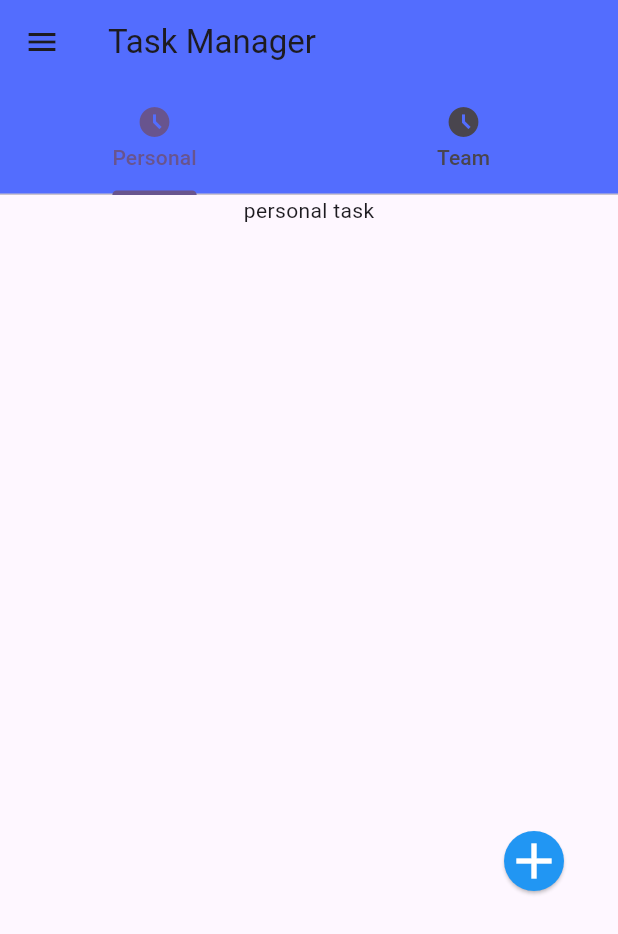
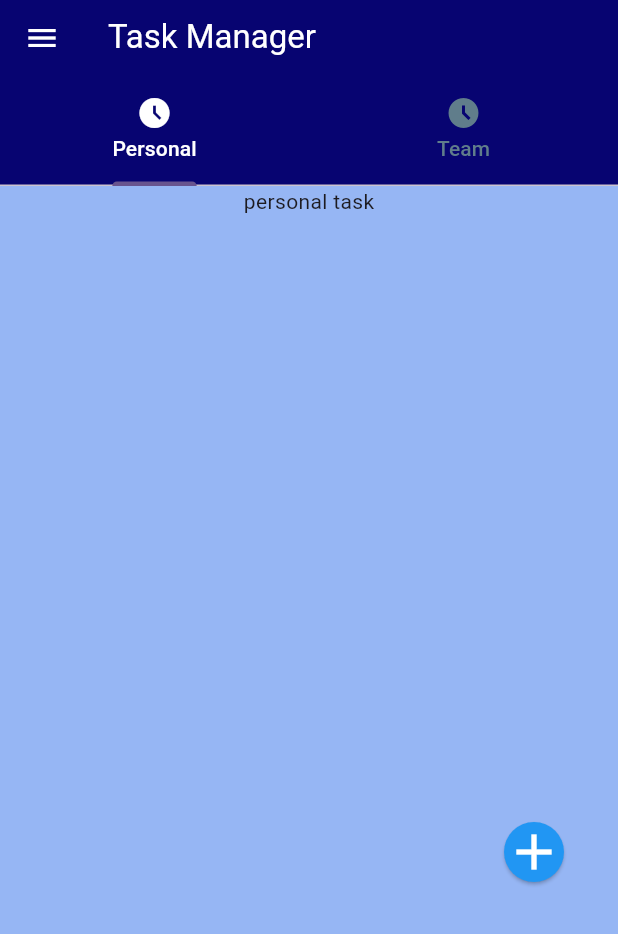
Before and after one commit to nicky-kumari74/Task-Mannger, a Flutter app: the screen it shows after launch, after a tap on "Login", on a phone screen of 412 x 824 dp. Shown: the top 934 px of the screen. Run offline on Flutter 3.47's test engine with Material 3 defaults, Android fonts, the light colour scheme and no system bars.

Commit message:
dashboad updated

```diff
--- a/lib/Colors.dart
+++ b/lib/Colors.dart
@@ -0,0 +1,4 @@
+import 'package:flutter/material.dart';
+const bgcolor= Color(0xff96b6f4);
+const appbarcolor=Color(0xff070471);
+const bgcolor2= Color(0xffea6db4);
--- a/lib/DashboardScreen.dart
+++ b/lib/DashboardScreen.dart
@@ -1,4 +1,5 @@
 import 'package:flutter/material.dart';
+import 'package:taskmanager/Colors.dart';
 import 'package:taskmanager/PersonalScreen.dart';
 import 'package:taskmanager/TeamScreen.dart';
 class Dashboard extends StatelessWidget{
@@ -9,11 +10,15 @@ class Dashboard extends StatelessWidget{
         length: 2,
         child:Scaffold(
           appBar: AppBar(
-            title: Text('Task Manager'),
-            backgroundColor: Colors.indigoAccent, // change color for better experience
+            iconTheme: IconThemeData(color: Colors.white),
+            toolbarHeight: 50,
+            title: Text('Task Manager',style: TextStyle(color: Colors.white),),
+            backgroundColor: appbarcolor, // change color for better experience
             bottom: TabBar(
+              labelColor: Colors.white,
+              unselectedLabelColor: Colors.blueGrey,
                 tabs: [
-                  Tab(text: 'Personal',icon: Icon(Icons.access_time_filled),),
+                  Tab(text: 'Personal',icon: Icon(Icons.access_time_filled,),),
                   Tab(text: 'Team',icon: Icon(Icons.access_time_filled),),
                 ]
             ),
--- a/lib/TeamScreen.dart
+++ b/lib/TeamScreen.dart
@@ -1,9 +1,11 @@
 import 'package:flutter/material.dart';
+import 'package:taskmanager/Colors.dart';
 
 class TeamTask extends StatelessWidget{
   @override
   Widget build(BuildContext context) {
     return Scaffold(
+      backgroundColor: bgcolor,
       body: SingleChildScrollView(
           child: Column(
             children: [
--- a/lib/loginScreen.dart
+++ b/lib/loginScreen.dart
@@ -1,5 +1,6 @@
 import 'package:flutter/cupertino.dart';
 import 'package:flutter/material.dart';
+import 'package:taskmanager/Colors.dart';
 import 'package:taskmanager/DashboardScreen.dart';
 import 'package:taskmanager/forgetPasswdScreen.dart';
 
@@ -12,14 +13,15 @@ class LoginScreen extends StatelessWidget{
   Widget build(BuildContext context) {
    return Scaffold(
      appBar: AppBar(
-       backgroundColor: Colors.indigoAccent,
+       backgroundColor: appbarcolor,
+       toolbarHeight: 70,
        title: Text('Smart Planning for Busy Lives',
          style: TextStyle(
            color: Colors.white, // Change color for better visibility
          ),
        ),
      ),
-     backgroundColor: Colors.white,
+     backgroundColor: bgcolor,
 
      body: Container(
        child: Center(
@@ -38,7 +40,7 @@ class LoginScreen extends StatelessWidget{
                    labelStyle: TextStyle(color: Colors.black54, fontSize: 20 ),  // Change font color and fot size for better visibility
                    focusedBorder: OutlineInputBorder(
                      borderRadius: BorderRadius.circular(12),
-                     borderSide: BorderSide(color: Colors.green, width: 2)
+                     borderSide: BorderSide(color: Colors.white, width: 2)
                    ),
                    enabledBorder: OutlineInputBorder(
                      borderSide: BorderSide(color: Colors.black54, width: 2),
@@ -65,7 +67,7 @@ class LoginScreen extends StatelessWidget{
                      ),
                      focusedBorder: OutlineInputBorder(                             // When user clicked on it then the color of border will change
                          borderRadius: BorderRadius.circular(12),
-                         borderSide: BorderSide(color: Colors.green, width: 2)
+                         borderSide: BorderSide(color: Colors.white, width: 2)
                      ),
                      enabledBorder: OutlineInputBorder(                             // Default border color when login page will open.
                          borderSide: BorderSide(color: Colors.black54, width: 2),   // Change color for better experience
@@ -88,7 +90,7 @@ class LoginScreen extends StatelessWidget{
                    'Forget Password',
                    style: TextStyle(
                      fontSize: 14,
-                     color: Colors.black,
+                     color:appbarcolor,
                    ),
                  ),
                ),
```
Also changed, not shown: lib/AddTask.dart (+13 -0 lines), lib/PersonalScreen.dart (+9 -1 lines), lib/forgetPasswdScreen.dart (+5 -3 lines).
